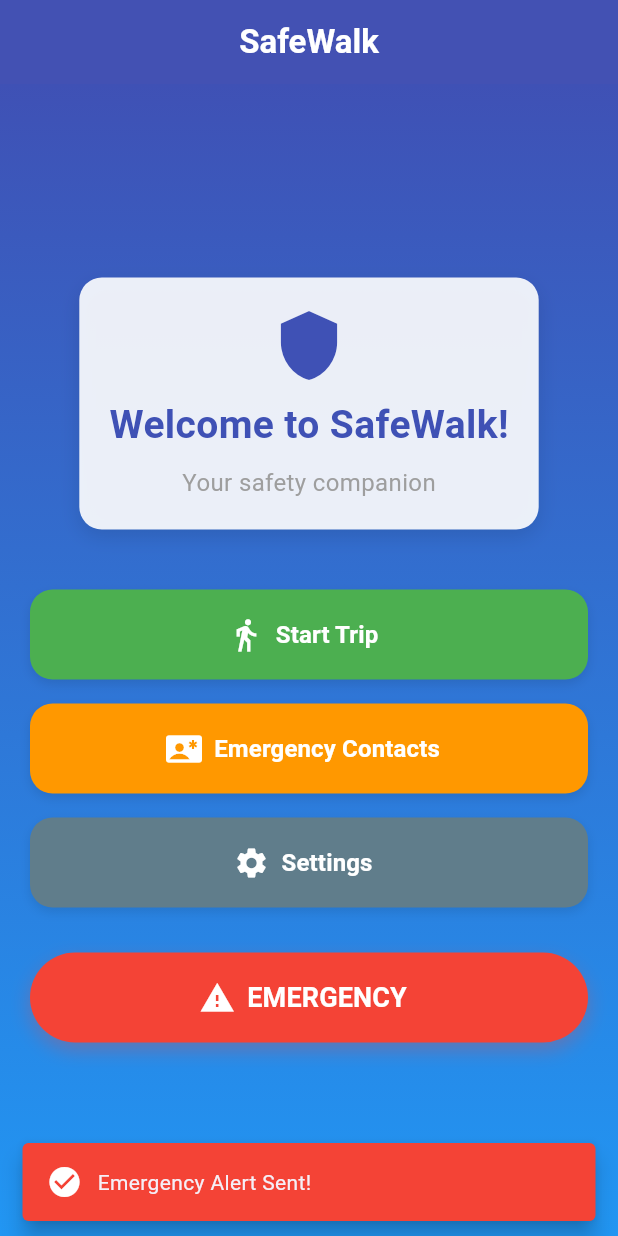
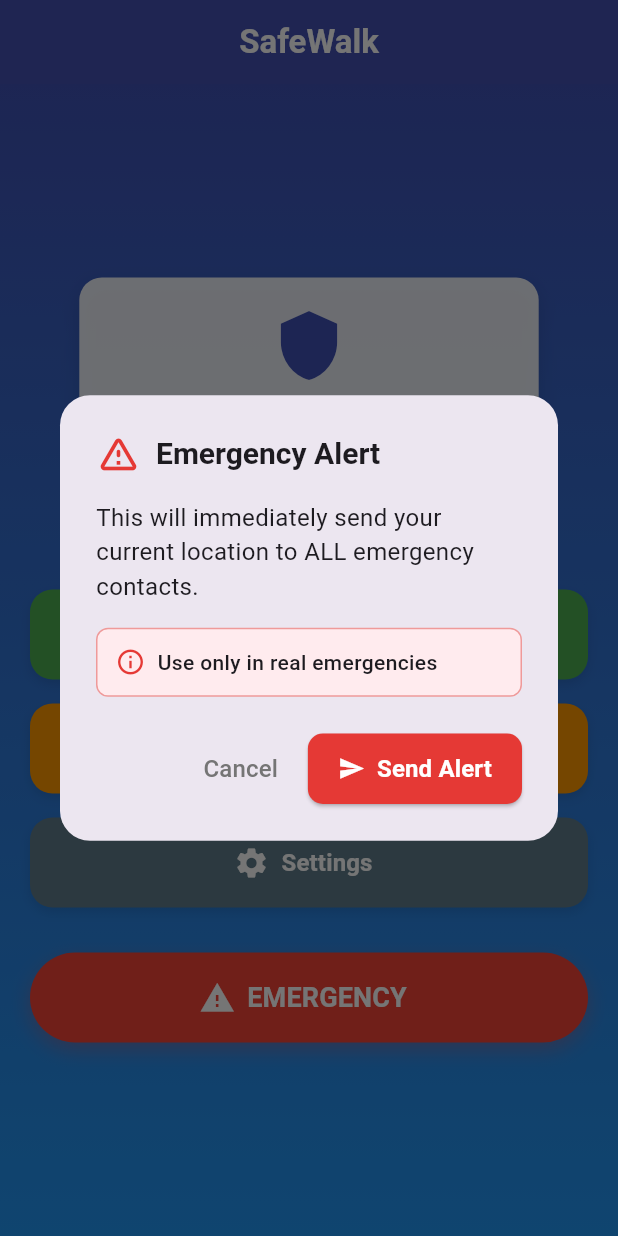
Before and after one commit to atiteck-world/safewalk, a Flutter app: the screen it shows after launch, after a tap on "EMERGENCY", on a phone screen of 412 x 824 dp. Run offline on Flutter 3.47's test engine with Material 3 defaults, Android fonts, the phone set to English and light mode, and no system bars; our stand-ins replace geolocator, google_maps_flutter, hive, hive_flutter; accounts and stored records are empty.

Commit message:
Send emergency message to all emergency contacts added

```diff
--- a/lib/models/contact.dart
+++ b/lib/models/contact.dart
@@ -19,4 +19,8 @@ class Contact extends HiveObject {
   Map<String, dynamic> toMap() {
     return {'name': name, 'phone': phone};
   }
+
+  String get cleanPhoneNumber {
+    return phone.replaceAll(RegExp(r'[^\d+]'), '');
+  }
 }
--- a/lib/screens/home_screen.dart
+++ b/lib/screens/home_screen.dart
@@ -1,10 +1,13 @@
 import 'package:flutter/material.dart';
+import '../services/emergency_service.dart';
 
 class HomeScreen extends StatelessWidget {
   const HomeScreen({super.key});
 
   @override
   Widget build(BuildContext context) {
+    final EmergencyService emergencyService = EmergencyService();
+
     return Scaffold(
       appBar: AppBar(
         title: const Text(
@@ -93,7 +96,7 @@ class HomeScreen extends StatelessWidget {
                 ),
                 const SizedBox(height: 30),
 
-                // Emergency button with enhanced styling
+                // Emergency button with actual functionality
                 Container(
                   width: double.infinity,
                   height: 60,
@@ -108,21 +111,8 @@ class HomeScreen extends StatelessWidget {
                     ],
                   ),
                   child: ElevatedButton.icon(
-                    onPressed: () {
-                      ScaffoldMessenger.of(context).showSnackBar(
-                        SnackBar(
-                          content: const Row(
-                            children: [
-                              Icon(Icons.check_circle, color: Colors.white),
-                              SizedBox(width: 10),
-                              Text('Emergency Alert Sent!'),
-                            ],
-                          ),
-                          backgroundColor: Colors.red,
-                          behavior: SnackBarBehavior.floating,
-                        ),
-                      );
-                    },
+                    onPressed: () =>
+                        _showEmergencyDialog(context, emergencyService),
                     icon: const Icon(
                       Icons.warning,
                       color: Colors.white,
@@ -149,6 +139,112 @@ class HomeScreen extends StatelessWidget {
             ),
           ),
         ),
+      ),
+    );
+  }
+
+  void _showEmergencyDialog(
+    BuildContext context,
+    EmergencyService emergencyService,
+  ) {
+    showDialog(
+      context: context,
+      barrierDismissible: false, // Prevent accidental dismissal
+      builder: (context) => AlertDialog(
+        shape: RoundedRectangleBorder(borderRadius: BorderRadius.circular(20)),
+        title: Row(
+          children: [
+            Icon(
+              Icons.warning_amber_rounded,
+              color: Colors.red.shade600,
+              size: 30,
+            ),
+            const SizedBox(width: 10),
+            const Expanded(
+              child: Text(
+                'Emergency Alert',
+                style: TextStyle(fontSize: 20, fontWeight: FontWeight.bold),
+              ),
+            ),
+          ],
+        ),
+        content: Container(
+          constraints: const BoxConstraints(maxWidth: 300),
+          child: Column(
+            mainAxisSize: MainAxisSize.min,
+            crossAxisAlignment: CrossAxisAlignment.start,
+            children: [
+              const Text(
+                'This will immediately send your current location to ALL emergency contacts.',
+                style: TextStyle(fontSize: 16),
+              ),
+              const SizedBox(height: 16),
+              Container(
+                padding: const EdgeInsets.all(12),
+                decoration: BoxDecoration(
+                  color: Colors.red.shade50,
+                  borderRadius: BorderRadius.circular(8),
+                  border: Border.all(color: Colors.red.shade200),
+                ),
+                child: Row(
+                  children: [
+                    Icon(
+                      Icons.info_outline,
+                      color: Colors.red.shade600,
+                      size: 20,
+                    ),
+                    const SizedBox(width: 8),
+                    const Expanded(
+                      child: Text(
+                        'Use only in real emergencies',
+                        style: TextStyle(
+                          fontSize: 14,
+                          fontWeight: FontWeight.w500,
+                        ),
+                      ),
+                    ),
+                  ],
+                ),
+              ),
+            ],
+          ),
+        ),
+        actions: [
+          TextButton(
+            onPressed: () => Navigator.of(context).pop(),
+            child: Text(
+              'Cancel',
+              style: TextStyle(
+                color: Colors.grey.shade600,
+                fontSize: 16,
+                fontWeight: FontWeight.w500,
+              ),
+            ),
+          ),
+          ElevatedButton.icon(
+            onPressed: () {
+              Navigator.of(context).pop();
+              // Send emergency alert with location
+              emergencyService.sendEmergencyAlert(
+                context: context,
+                customMessage: 'EMERGENCY ALERT! I need immediate help!',
+              );
+            },
+            icon: const Icon(Icons.send, size: 18),
+            label: const Text(
+              'Send Alert',
+              style: TextStyle(fontSize: 16, fontWeight: FontWeight.bold),
+            ),
+            style: ElevatedButton.styleFrom(
+              backgroundColor: Colors.red.shade600,
+              foregroundColor: Colors.white,
+              shape: RoundedRectangleBorder(
+                borderRadius: BorderRadius.circular(10),
+              ),
+              padding: const EdgeInsets.symmetric(horizontal: 20, vertical: 12),
+            ),
+          ),
+        ],
       ),
     );
   }
--- a/pubspec.yaml
+++ b/pubspec.yaml
@@ -40,6 +40,7 @@ dependencies:
   shared_preferences: ^2.2.2
   hive: ^2.2.3
   hive_flutter: ^1.1.0
+  url_launcher: ^6.2.2
 
 
   # The following adds the Cupertino Icons font to your application.
```
Also changed, not shown: lib/services/emergency_service.dart (added, +168 -0 lines), pubspec.lock, 5 other files.
